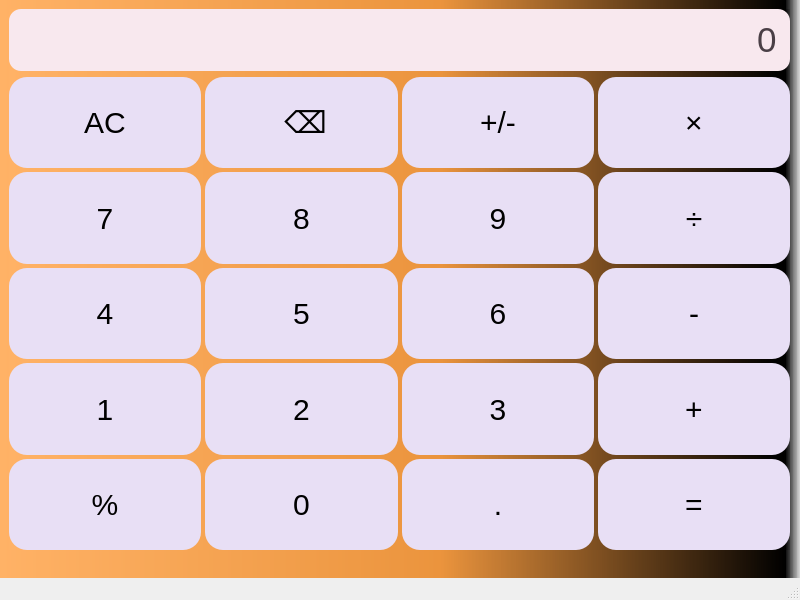
The window that mainwindow.ui (siddhi-bughani/oop-GUI-calculator) describes before a commit, drawn with Qt 5.
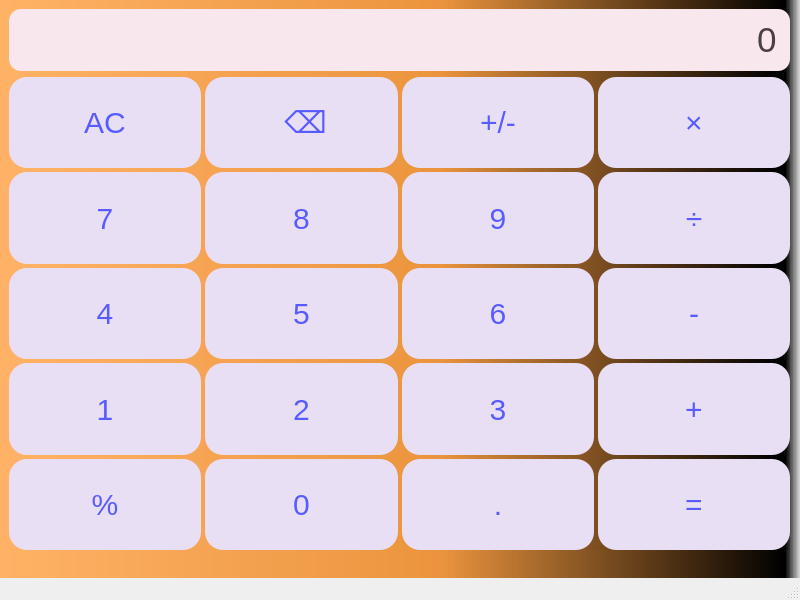
The same window after the commit.

Commit message: Add number button logic

```diff
--- a/mainwindow.ui
+++ b/mainwindow.ui
@@ -79,8 +79,8 @@
        <property name="spacing">
         <number>4</number>
        </property>
-       <item row="0" column="3">
-        <widget class="QPushButton" name="pushButton_21">
+       <item row="1" column="2">
+        <widget class="QPushButton" name="btn9">
          <property name="sizePolicy">
           <sizepolicy hsizetype="Expanding" vsizetype="Preferred">
            <horstretch>0</horstretch>
@@ -90,7 +90,7 @@
          <property name="styleSheet">
           <string notr="true">QPushButton {
     background-color: #E8DFF5;
-collor:#585bff;
+color:#585bff;
     border: none;
     border-radius: 18px;
     padding: 6px;
@@ -108,12 +108,12 @@
 </string>
          </property>
          <property name="text">
-          <string>×</string>
+          <string>9</string>
          </property>
         </widget>
        </item>
-       <item row="4" column="3">
-        <widget class="QPushButton" name="pushButton_16">
+       <item row="3" column="1">
+        <widget class="QPushButton" name="btn2">
          <property name="sizePolicy">
           <sizepolicy hsizetype="Expanding" vsizetype="Preferred">
            <horstretch>0</horstretch>
@@ -123,7 +123,7 @@
          <property name="styleSheet">
           <string notr="true">QPushButton {
     background-color: #E8DFF5;
-collor:#585bff;
+color:#585bff;
     border: none;
     border-radius: 18px;
     padding: 6px;
@@ -141,73 +141,7 @@
 </string>
          </property>
          <property name="text">
-          <string>=</string>
-         </property>
-        </widget>
-       </item>
-       <item row="1" column="0">
-        <widget class="QPushButton" name="pushButton_7">
-         <property name="sizePolicy">
-          <sizepolicy hsizetype="Expanding" vsizetype="Preferred">
-           <horstretch>0</horstretch>
-           <verstretch>0</verstretch>
-          </sizepolicy>
-         </property>
-         <property name="styleSheet">
-          <string notr="true">QPushButton {
-    background-color: #E8DFF5;
-collor:#585bff;
-    border: none;
-    border-radius: 18px;
-    padding: 6px;
-    font-size: 30px;
-}
-QPushButton:hover{
-	
-	background-color: rgb(156, 117, 255);
-}
-QPushButton:pressed{
-	background-color: rgb(236, 190, 255);
-}
-
-
-</string>
-         </property>
-         <property name="text">
-          <string>7</string>
-         </property>
-        </widget>
-       </item>
-       <item row="3" column="3">
-        <widget class="QPushButton" name="pushButton_2">
-         <property name="sizePolicy">
-          <sizepolicy hsizetype="Expanding" vsizetype="Preferred">
-           <horstretch>0</horstretch>
-           <verstretch>0</verstretch>
-          </sizepolicy>
-         </property>
-         <property name="styleSheet">
-          <string notr="true">QPushButton {
-    background-color: #E8DFF5;
-collor:#585bff;
-    border: none;
-    border-radius: 18px;
-    padding: 6px;
-    font-size: 30px;
-}
-QPushButton:hover{
-	
-	background-color: rgb(156, 117, 255);
-}
-QPushButton:pressed{
-	background-color: rgb(236, 190, 255);
-}
-
-
-</string>
-         </property>
-         <property name="text">
-          <string>+</string>
+          <string>2</string>
          </property>
         </widget>
        </item>
@@ -222,7 +156,7 @@
          <property name="styleSheet">
           <string notr="true">QPushButton {
     background-color: #E8DFF5;
-collor:#585bff;
+color:#585bff;
     border: none;
     border-radius: 18px;
     padding: 6px;
@@ -244,8 +178,8 @@
          </property>
         </widget>
        </item>
-       <item row="1" column="1">
-        <widget class="QPushButton" name="pushButton_8">
+       <item row="2" column="1">
+        <widget class="QPushButton" name="btn5">
          <property name="sizePolicy">
           <sizepolicy hsizetype="Expanding" vsizetype="Preferred">
            <horstretch>0</horstretch>
@@ -255,7 +189,7 @@
          <property name="styleSheet">
           <string notr="true">QPushButton {
     background-color: #E8DFF5;
-collor:#585bff;
+color:#585bff;
     border: none;
     border-radius: 18px;
     padding: 6px;
@@ -268,15 +202,17 @@
 QPushButton:pressed{
 	background-color: rgb(236, 190, 255);
 }
+
+
 </string>
          </property>
          <property name="text">
-          <string>8</string>
+          <string>5</string>
          </property>
         </widget>
        </item>
-       <item row="2" column="2">
-        <widget class="QPushButton" name="pushButton_12">
+       <item row="0" column="2">
+        <widget class="QPushButton" name="pushButton_20">
          <property name="sizePolicy">
           <sizepolicy hsizetype="Expanding" vsizetype="Preferred">
            <horstretch>0</horstretch>
@@ -286,7 +222,7 @@
          <property name="styleSheet">
           <string notr="true">QPushButton {
     background-color: #E8DFF5;
-collor:#585bff;
+color:#585bff;
     border: none;
     border-radius: 18px;
     padding: 6px;
@@ -304,7 +240,7 @@
 </string>
          </property>
          <property name="text">
-          <string>6</string>
+          <string>+/-</string>
          </property>
         </widget>
        </item>
@@ -319,7 +255,7 @@
          <property name="styleSheet">
           <string notr="true">QPushButton {
     background-color: #E8DFF5;
-collor:#585bff;
+color:#585bff;
     border: none;
     border-radius: 18px;
     padding: 6px;
@@ -341,8 +277,8 @@
          </property>
         </widget>
        </item>
-       <item row="3" column="2">
-        <widget class="QPushButton" name="pushButton_3">
+       <item row="4" column="2">
+        <widget class="QPushButton" name="dot">
          <property name="sizePolicy">
           <sizepolicy hsizetype="Expanding" vsizetype="Preferred">
            <horstretch>0</horstretch>
@@ -352,7 +288,7 @@
          <property name="styleSheet">
           <string notr="true">QPushButton {
     background-color: #E8DFF5;
-collor:#585bff;
+color:#585bff;
     border: none;
     border-radius: 18px;
     padding: 6px;
@@ -370,73 +306,7 @@
 </string>
          </property>
          <property name="text">
-          <string>3</string>
-         </property>
-        </widget>
-       </item>
-       <item row="4" column="0">
-        <widget class="QPushButton" name="pushButton_5">
-         <property name="sizePolicy">
-          <sizepolicy hsizetype="Expanding" vsizetype="Preferred">
-           <horstretch>0</horstretch>
-           <verstretch>0</verstretch>
-          </sizepolicy>
-         </property>
-         <property name="styleSheet">
-          <string notr="true">QPushButton {
-    background-color: #E8DFF5;
-collor:#585bff;
-    border: none;
-    border-radius: 18px;
-    padding: 6px;
-    font-size: 30px;
-}
-QPushButton:hover{
-	
-	background-color: rgb(156, 117, 255);
-}
-QPushButton:pressed{
-	background-color: rgb(236, 190, 255);
-}
-
-
-</string>
-         </property>
-         <property name="text">
-          <string>%</string>
-         </property>
-        </widget>
-       </item>
-       <item row="2" column="0">
-        <widget class="QPushButton" name="pushButton_6">
-         <property name="sizePolicy">
-          <sizepolicy hsizetype="Expanding" vsizetype="Preferred">
-           <horstretch>0</horstretch>
-           <verstretch>0</verstretch>
-          </sizepolicy>
-         </property>
-         <property name="styleSheet">
-          <string notr="true">QPushButton {
-    background-color: #E8DFF5;
-collor:#585bff;
-    border: none;
-    border-radius: 18px;
-    padding: 6px;
-    font-size: 30px;
-}
-QPushButton:hover{
-	
-	background-color: rgb(156, 117, 255);
-}
-QPushButton:pressed{
-	background-color: rgb(236, 190, 255);
-}
-
-
-</string>
-         </property>
-         <property name="text">
-          <string>4</string>
+          <string>.</string>
          </property>
         </widget>
        </item>
@@ -451,7 +321,7 @@
          <property name="styleSheet">
           <string notr="true">QPushButton {
     background-color: #E8DFF5;
-collor:#585bff;
+color:#585bff;
     border: none;
     border-radius: 18px;
     padding: 6px;
@@ -473,8 +343,8 @@
          </property>
         </widget>
        </item>
-       <item row="2" column="1">
-        <widget class="QPushButton" name="pushButton_11">
+       <item row="1" column="1">
+        <widget class="QPushButton" name="btn8">
          <property name="sizePolicy">
           <sizepolicy hsizetype="Expanding" vsizetype="Preferred">
            <horstretch>0</horstretch>
@@ -484,7 +354,7 @@
          <property name="styleSheet">
           <string notr="true">QPushButton {
     background-color: #E8DFF5;
-collor:#585bff;
+color:#585bff;
     border: none;
     border-radius: 18px;
     padding: 6px;
@@ -502,7 +372,7 @@
 </string>
          </property>
          <property name="text">
-          <string>5</string>
+          <string>8</string>
          </property>
         </widget>
        </item>
@@ -517,7 +387,7 @@
          <property name="styleSheet">
           <string notr="true">QPushButton {
     background-color: #E8DFF5;
-collor:#585bff;
+color:#585bff;
     border: none;
     border-radius: 18px;
     padding: 6px;
@@ -539,105 +409,6 @@
          </property>
         </widget>
        </item>
-       <item row="0" column="0">
-        <widget class="QPushButton" name="pushButton_18">
-         <property name="sizePolicy">
-          <sizepolicy hsizetype="Expanding" vsizetype="Preferred">
-           <horstretch>0</horstretch>
-           <verstretch>0</verstretch>
-          </sizepolicy>
-         </property>
-         <property name="styleSheet">
-          <string notr="true">QPushButton {
-    background-color: #E8DFF5;
-collor:#585bff;
-    border: none;
-    border-radius: 18px;
-    padding: 6px;
-    font-size: 30px;
-}
-QPushButton:hover{
-	
-	background-color: rgb(156, 117, 255);
-}
-QPushButton:pressed{
-	background-color: rgb(236, 190, 255);
-}
-
-
-</string>
-         </property>
-         <property name="text">
-          <string>AC</string>
-         </property>
-        </widget>
-       </item>
-       <item row="1" column="2">
-        <widget class="QPushButton" name="pushButton_9">
-         <property name="sizePolicy">
-          <sizepolicy hsizetype="Expanding" vsizetype="Preferred">
-           <horstretch>0</horstretch>
-           <verstretch>0</verstretch>
-          </sizepolicy>
-         </property>
-         <property name="styleSheet">
-          <string notr="true">QPushButton {
-    background-color: #E8DFF5;
-collor:#585bff;
-    border: none;
-    border-radius: 18px;
-    padding: 6px;
-    font-size: 30px;
-}
-QPushButton:hover{
-	
-	background-color: rgb(156, 117, 255);
-}
-QPushButton:pressed{
-	background-color: rgb(236, 190, 255);
-}
-
-
-</string>
-         </property>
-         <property name="text">
-          <string>9</string>
-         </property>
-        </widget>
-       </item>
-       <item row="4" column="2">
-        <widget class="QPushButton" name="pushButton_15">
-         <property name="sizePolicy">
-          <sizepolicy hsizetype="Expanding" vsizetype="Preferred">
-           <horstretch>0</horstretch>
-           <verstretch>0</verstretch>
-          </sizepolicy>
-         </property>
-         <property name="styleSheet">
-          <string notr="true">QPushButton {
-    background-color: #E8DFF5;
-collor:#585bff;
-    border: none;
-    border-radius: 18px;
-    padding: 6px;
-    font-size: 30px;
-}
-QPushButton:hover{
-	
-	background-color: rgb(156, 117, 255);
-}
-QPushButton:pressed{
-	background-color: rgb(236, 190, 255);
-}
-
-
-</string>
-         </property>
-         <property name="text">
-          <string>.</string>
-         </property>
-        </widget>
-       </item>
        <item row="1" column="3">
         <widget class="QPushButton" name="pushButton_10">
          <property name="sizePolicy">
@@ -649,7 +420,7 @@
          <property name="styleSheet">
           <string notr="true">QPushButton {
     background-color: #E8DFF5;
-collor:#585bff;
+color:#585bff;
     border: none;
     border-radius: 18px;
     padding: 6px;
@@ -671,8 +442,8 @@
          </property>
         </widget>
        </item>
-       <item row="0" column="2">
-        <widget class="QPushButton" name="pushButton_20">
+       <item row="3" column="3">
+        <widget class="QPushButton" name="plus">
          <property name="sizePolicy">
           <sizepolicy hsizetype="Expanding" vsizetype="Preferred">
            <horstretch>0</horstretch>
@@ -682,7 +453,7 @@
          <property name="styleSheet">
           <string notr="true">QPushButton {
     background-color: #E8DFF5;
-collor:#585bff;
+color:#585bff;
     border: none;
     border-radius: 18px;
     padding: 6px;
@@ -700,12 +471,12 @@
 </string>
          </property>
          <property name="text">
-          <string>+/-</string>
+          <string>+</string>
          </property>
         </widget>
        </item>
-       <item row="3" column="1">
-        <widget class="QPushButton" name="pushButton_4">
+       <item row="2" column="0">
+        <widget class="QPushButton" name="btn4">
          <property name="sizePolicy">
           <sizepolicy hsizetype="Expanding" vsizetype="Preferred">
            <horstretch>0</horstretch>
@@ -715,7 +486,7 @@
          <property name="styleSheet">
           <string notr="true">QPushButton {
     background-color: #E8DFF5;
-collor:#585bff;
+color:#585bff;
     border: none;
     border-radius: 18px;
     padding: 6px;
@@ -733,7 +504,238 @@
 </string>
          </property>
          <property name="text">
-          <string>2</string>
+          <string>4</string>
+         </property>
+        </widget>
+       </item>
+       <item row="0" column="0">
+        <widget class="QPushButton" name="ac">
+         <property name="sizePolicy">
+          <sizepolicy hsizetype="Expanding" vsizetype="Preferred">
+           <horstretch>0</horstretch>
+           <verstretch>0</verstretch>
+          </sizepolicy>
+         </property>
+         <property name="styleSheet">
+          <string notr="true">QPushButton {
+    background-color: #E8DFF5;
+color:#585bff;
+    border: none;
+    border-radius: 18px;
+    padding: 6px;
+    font-size: 30px;
+}
+QPushButton:hover{
+	
+	background-color: rgb(156, 117, 255);
+}
+QPushButton:pressed{
+	background-color: rgb(236, 190, 255);
+}
+
+
+</string>
+         </property>
+         <property name="text">
+          <string>AC</string>
+         </property>
+        </widget>
+       </item>
+       <item row="3" column="2">
+        <widget class="QPushButton" name="btn3">
+         <property name="sizePolicy">
+          <sizepolicy hsizetype="Expanding" vsizetype="Preferred">
+           <horstretch>0</horstretch>
+           <verstretch>0</verstretch>
+          </sizepolicy>
+         </property>
+         <property name="styleSheet">
+          <string notr="true">QPushButton {
+    background-color: #E8DFF5;
+color:#585bff;
+    border: none;
+    border-radius: 18px;
+    padding: 6px;
+    font-size: 30px;
+}
+QPushButton:hover{
+	
+	background-color: rgb(156, 117, 255);
+}
+QPushButton:pressed{
+	background-color: rgb(236, 190, 255);
+}
+
+
+</string>
+         </property>
+         <property name="text">
+          <string>3</string>
+         </property>
+        </widget>
+       </item>
+       <item row="1" column="0">
+        <widget class="QPushButton" name="btn7">
+         <property name="sizePolicy">
+          <sizepolicy hsizetype="Expanding" vsizetype="Preferred">
+           <horstretch>0</horstretch>
+           <verstretch>0</verstretch>
+          </sizepolicy>
+         </property>
+         <property name="styleSheet">
+          <string notr="true">QPushButton {
+    background-color: #E8DFF5;
+color:#585bff;
+    border: none;
+    border-radius: 18px;
+    padding: 6px;
+    font-size: 30px;
+}
+QPushButton:hover{
+	
+	background-color: rgb(156, 117, 255);
+}
+QPushButton:pressed{
+	background-color: rgb(236, 190, 255);
+}
+
+
+</string>
+         </property>
+         <property name="text">
+          <string>7</string>
+         </property>
+        </widget>
+       </item>
+       <item row="2" column="2">
+        <widget class="QPushButton" name="btn6">
+         <property name="sizePolicy">
+          <sizepolicy hsizetype="Expanding" vsizetype="Preferred">
+           <horstretch>0</horstretch>
+           <verstretch>0</verstretch>
+          </sizepolicy>
+         </property>
+         <property name="styleSheet">
+          <string notr="true">QPushButton {
+    background-color: #E8DFF5;
+color:#585bff;
+    border: none;
+    border-radius: 18px;
+    padding: 6px;
+    font-size: 30px;
+}
+QPushButton:hover{
+	
+	background-color: rgb(156, 117, 255);
+}
+QPushButton:pressed{
+	background-color: rgb(236, 190, 255);
+}
+
+
+</string>
+         </property>
+         <property name="text">
+          <string>6</string>
+         </property>
+        </widget>
+       </item>
+       <item row="0" column="3">
+        <widget class="QPushButton" name="into">
+         <property name="sizePolicy">
+          <sizepolicy hsizetype="Expanding" vsizetype="Preferred">
+           <horstretch>0</horstretch>
+           <verstretch>0</verstretch>
+          </sizepolicy>
+         </property>
+         <property name="styleSheet">
+          <string notr="true">QPushButton {
+    background-color: #E8DFF5;
+color:#585bff;
+    border: none;
+    border-radius: 18px;
+    padding: 6px;
+    font-size: 30px;
+}
+QPushButton:hover{
+	
+	background-color: rgb(156, 117, 255);
+}
+QPushButton:pressed{
+	background-color: rgb(236, 190, 255);
+}
+
+
+</string>
+         </property>
+         <property name="text">
+          <string>×</string>
+         </property>
+        </widget>
+       </item>
+       <item row="4" column="3">
+        <widget class="QPushButton" name="equal">
+         <property name="sizePolicy">
+          <sizepolicy hsizetype="Expanding" vsizetype="Preferred">
+           <horstretch>0</horstretch>
+           <verstretch>0</verstretch>
+          </sizepolicy>
+         </property>
+         <property name="styleSheet">
+          <string notr="true">QPushButton {
+    background-color: #E8DFF5;
+color:#585bff;
+    border: none;
+    border-radius: 18px;
+    padding: 6px;
+    font-size: 30px;
+}
+QPushButton:hover{
+	
+	background-color: rgb(156, 117, 255);
+}
+QPushButton:pressed{
+	background-color: rgb(236, 190, 255);
+}
+
+
+</string>
+         </property>
+         <property name="text">
+          <string>=</string>
+         </property>
+        </widget>
+       </item>
+       <item row="4" column="0">
+        <widget class="QPushButton" name="pushButton_5">
+         <property name="sizePolicy">
+          <sizepolicy hsizetype="Expanding" vsizetype="Preferred">
+           <horstretch>0</horstretch>
+           <verstretch>0</verstretch>
+          </sizepolicy>
+         </property>
+         <property name="styleSheet">
+          <string notr="true">QPushButton {
+    background-color: #E8DFF5;
+color:#585bff;
+    border: none;
+    border-radius: 18px;
+    padding: 6px;
+    font-size: 30px;
+}
+QPushButton:hover{
+	
+	background-color: rgb(156, 117, 255);
+}
+QPushButton:pressed{
+	background-color: rgb(236, 190, 255);
+}
+
+
+</string>
+         </property>
+         <property name="text">
+          <string>%</string>
          </property>
         </widget>
        </item>
```
Left out of the diff: 10 changed lines with no effect on the pictures. The commit also changes 3 other files.
